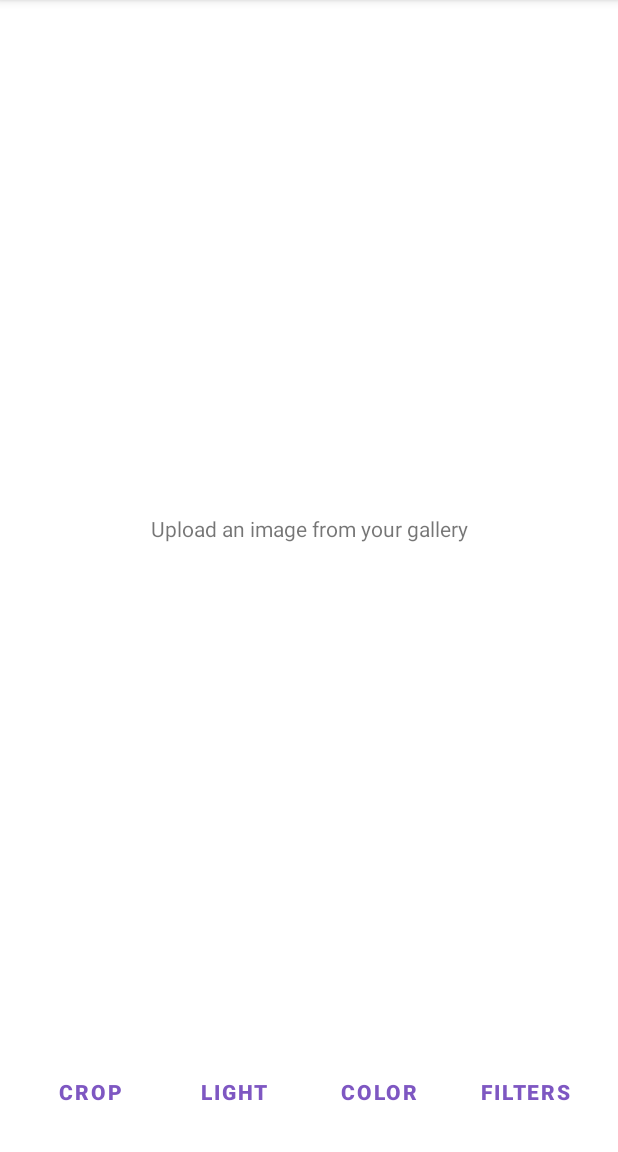
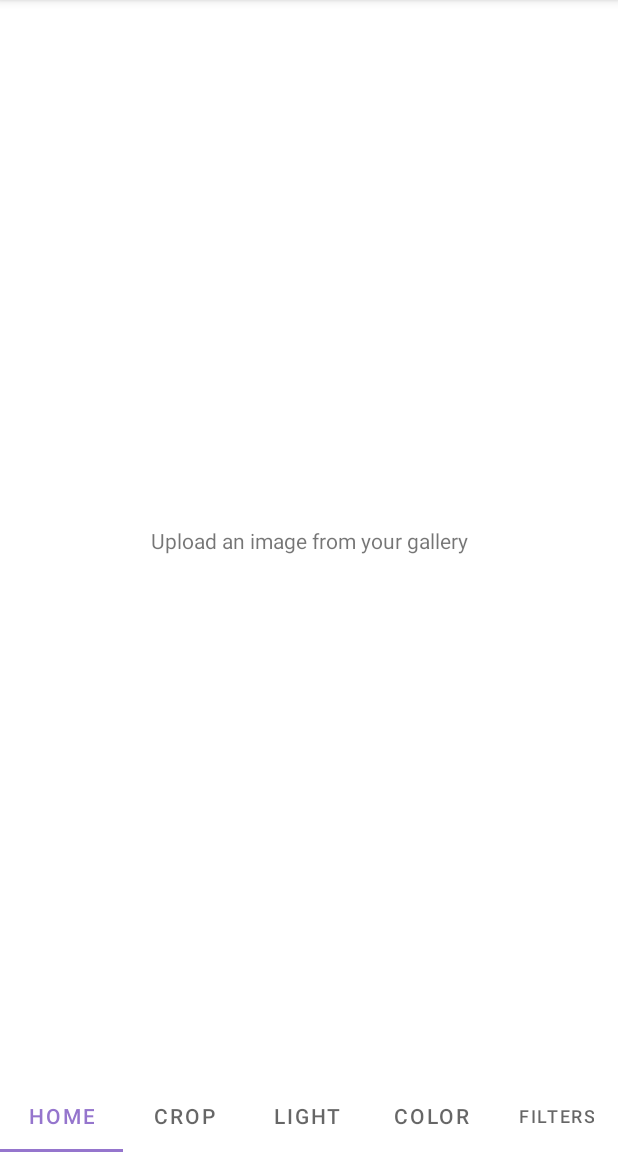
Before and after one commit to gladystoledoglez/PhotoEditor, an Android app: the screen it shows after launch (MainActivity), on a phone screen of 412 x 824 dp, the part 84-1236 px from its top. Run offline under Robolectric (Android 15) with nearby library versions, the phone set to English and light mode, and no system bars; our stand-ins replace navigation-ui.

Commit message:
Replace footer buttons by tabs

```diff
--- a/app/src/main/java/com/gladystoledoglez/photoeditor/domain/enums/FilterEnum.kt
+++ b/app/src/main/java/com/gladystoledoglez/photoeditor/domain/enums/Filters.kt
@@ -1,6 +1,6 @@
 package com.gladystoledoglez.photoeditor.domain.enums
 
-enum class FilterEnum {
+enum class Filters {
     SEPIA,
     GRAYSCALE,
     NEGATIVE,
--- /dev/null
+++ b/app/src/main/java/com/gladystoledoglez/photoeditor/domain/enums/Tabs.kt
@@ -0,0 +1,9 @@
+package com.gladystoledoglez.photoeditor.domain.enums
+
+enum class Tabs {
+    HOME,
+    CROP,
+    LIGHT,
+    COLOR,
+    FILTERS
+}
--- /dev/null
+++ b/app/src/main/java/com/gladystoledoglez/photoeditor/extensions/TabSelectedListenerExtensions.kt
@@ -0,0 +1,20 @@
+package com.gladystoledoglez.photoeditor.extensions
+
+import com.google.android.material.tabs.TabLayout
+
+fun TabLayout.onTabSelectedListener(
+    onTabSelected: (tab: TabLayout.Tab?) -> Unit
+) = object : TabLayout.OnTabSelectedListener {
+    override fun onTabSelected(tab: TabLayout.Tab?) {
+        onTabSelected(tab)
+    }
+
+    override fun onTabUnselected(tab: TabLayout.Tab?) {
+
+    }
+
+    override fun onTabReselected(tab: TabLayout.Tab?) {
+
+    }
+
+}
--- a/app/src/main/java/com/gladystoledoglez/photoeditor/presenter/adapters/FilterAdapter.kt
+++ b/app/src/main/java/com/gladystoledoglez/photoeditor/presenter/adapters/FilterAdapter.kt
@@ -2,12 +2,12 @@ package com.gladystoledoglez.photoeditor.presenter.adapters
 
 import android.view.ViewGroup
 import androidx.recyclerview.widget.ListAdapter
-import com.gladystoledoglez.photoeditor.domain.models.Filter
+import com.gladystoledoglez.photoeditor.domain.models.FilterModel
 import com.gladystoledoglez.photoeditor.presenter.viewHolders.FilterViewHolder
 
 class FilterAdapter(
-    private val onClickListener: (item: Filter) -> Unit
-) : ListAdapter<Filter, FilterViewHolder>(Filter.DIFF_UTIL_CALLBACK) {
+    private val onClickListener: (item: FilterModel) -> Unit
+) : ListAdapter<FilterModel, FilterViewHolder>(FilterModel.DIFF_UTIL_CALLBACK) {
 
     override fun onCreateViewHolder(parent: ViewGroup, viewType: Int) =
         FilterViewHolder.newInstance(parent, onClickListener)
--- a/app/src/main/java/com/gladystoledoglez/photoeditor/presenter/fragments/MainFragment.kt
+++ b/app/src/main/java/com/gladystoledoglez/photoeditor/presenter/fragments/MainFragment.kt
@@ -18,8 +18,10 @@ import androidx.navigation.fragment.findNavController
 import com.bumptech.glide.Glide
 import com.gladystoledoglez.photoeditor.R
 import com.gladystoledoglez.photoeditor.databinding.FragmentMainBinding
+import com.gladystoledoglez.photoeditor.domain.enums.Tabs
 import com.gladystoledoglez.photoeditor.extensions.*
 import com.gladystoledoglez.photoeditor.presenter.viewModels.MainViewModel
+import com.google.android.material.tabs.TabLayoutMediator
 
 class MainFragment : Fragment(R.layout.fragment_main) {
 
@@ -57,21 +59,8 @@ class MainFragment : Fragment(R.layout.fragment_main) {
     override fun onViewCreated(view: View, savedInstanceState: Bundle?) {
         super.onViewCreated(view, savedInstanceState)
         setHasOptionsMenu(true)
-        with(binding) {
-            btnCrop.setOnClickListener { initializeCropFragment(viewModel.image.value) }
-            btnLight.setOnClickListener { initializeLightFragment(viewModel.image.value) }
-            btnColor.setOnClickListener { initializeColorFragment(viewModel.image.value) }
-            btnFilters.setOnClickListener { initializeFilterFragment(viewModel.image.value) }
-        }
-        with(viewModel) {
-            image.observe(viewLifecycleOwner) {
-                Glide.with(this@MainFragment).load(it).into(binding.ivGalleryPhoto)
-                binding.apply {
-                    ivGalleryPhoto.isVisible = true
-                    tvLoadImage.isVisible = false
-                }
-            }
-        }
+        setupFooter()
+        setupObservers()
     }
 
     override fun onCreateOptionsMenu(menu: Menu, inflater: MenuInflater) {
@@ -113,6 +102,33 @@ class MainFragment : Fragment(R.layout.fragment_main) {
         val bitmap = MediaStore.Images.Media.getBitmap(context?.contentResolver, imageUri)
         viewModel.changeFileName(TAG)
         viewModel.changeImage(bitmap)
+    }
+
+    private fun setupFooter() {
+        with(binding.tlFooter) {
+            Tabs.values().map { addTab(newTab().apply { text = it.name }) }
+            addOnTabSelectedListener(onTabSelectedListener {
+                when (it?.position) {
+                    Tabs.CROP.ordinal -> initializeCropFragment(viewModel.image.value)
+                    Tabs.LIGHT.ordinal -> initializeLightFragment(viewModel.image.value)
+                    Tabs.COLOR.ordinal -> initializeColorFragment(viewModel.image.value)
+                    Tabs.FILTERS.ordinal -> initializeFilterFragment(viewModel.image.value)
+                    else -> Unit
+                }
+            })
+        }
+    }
+
+    private fun setupObservers() {
+        with(viewModel) {
+            image.observe(viewLifecycleOwner) {
+                Glide.with(this@MainFragment).load(it).into(binding.ivGalleryPhoto)
+                binding.apply {
+                    ivGalleryPhoto.isVisible = true
+                    tvLoadImage.isVisible = false
+                }
+            }
+        }
     }
 
     private fun initializeCropFragment(bitmap: Bitmap?) {
--- a/app/src/main/res/layout/fragment_main.xml
+++ b/app/src/main/res/layout/fragment_main.xml
@@ -12,7 +12,7 @@
         android:layout_height="wrap_content"
         android:text="@string/tv_load_image"
         android:textAlignment="center"
-        app:layout_constraintBottom_toTopOf="@id/btnColor"
+        app:layout_constraintBottom_toTopOf="@id/tlFooter"
         app:layout_constraintEnd_toEndOf="parent"
         app:layout_constraintStart_toStartOf="parent"
         app:layout_constraintTop_toTopOf="parent"
@@ -25,64 +25,18 @@
         android:layout_marginBottom="16dp"
         android:contentDescription="@string/todo"
         android:visibility="gone"
-        app:layout_constraintBottom_toTopOf="@+id/btnColor"
+        app:layout_constraintBottom_toTopOf="@+id/tlFooter"
         app:layout_constraintEnd_toEndOf="parent"
         app:layout_constraintStart_toStartOf="parent"
         app:layout_constraintTop_toTopOf="parent"
         tools:srcCompat="@tools:sample/backgrounds/scenic" />
 
-    <Button
-        android:id="@+id/btnCrop"
-        android:layout_width="wrap_content"
+    <com.google.android.material.tabs.TabLayout
+        android:id="@+id/tlFooter"
+        android:layout_width="match_parent"
         android:layout_height="wrap_content"
-        android:layout_marginStart="16dp"
-        android:layout_marginBottom="16dp"
-        android:background="@android:color/transparent"
-        android:text="@string/btn_crop"
-        android:textColor="@color/purple_400"
-        android:textStyle="bold"
         app:layout_constraintBottom_toBottomOf="parent"
+        app:layout_constraintEnd_toEndOf="parent"
         app:layout_constraintStart_toStartOf="parent" />
 
-    <Button
-        android:id="@+id/btnLight"
-        android:layout_width="wrap_content"
-        android:layout_height="wrap_content"
-        android:layout_marginStart="8dp"
-        android:layout_marginBottom="16dp"
-        android:background="@android:color/transparent"
-        android:text="@string/btn_light"
-        android:textColor="@color/purple_400"
-        android:textStyle="bold"
-        app:layout_constraintBottom_toBottomOf="parent"
-        app:layout_constraintStart_toEndOf="@+id/btnCrop" />
-
-    <Button
-        android:id="@+id/btnColor"
-        android:layout_width="wrap_content"
-        android:layout_height="wrap_content"
-        android:layout_marginStart="8dp"
-        android:layout_marginBottom="16dp"
-        android:background="@android:color/transparent"
-        android:text="@string/btn_color"
-        android:textColor="@color/purple_400"
-        android:textStyle="bold"
-        app:layout_constraintBottom_toBottomOf="parent"
-        app:layout_constraintStart_toEndOf="@+id/btnLight" />
-
-    <Button
-        android:id="@+id/btnFilters"
-        android:layout_width="wrap_content"
-        android:layout_height="wrap_content"
-        android:layout_marginStart="8dp"
-        android:layout_marginEnd="16dp"
-        android:layout_marginBottom="16dp"
-        android:background="@android:color/transparent"
-        android:text="@string/btn_filters"
-        android:textColor="@color/purple_400"
-        android:textStyle="bold"
-        app:layout_constraintBottom_toBottomOf="parent"
-        app:layout_constraintEnd_toEndOf="parent"
-        app:layout_constraintStart_toEndOf="@+id/btnColor" />
-
 </androidx.constraintlayout.widget.ConstraintLayout>
--- a/app/src/main/res/values/strings.xml
+++ b/app/src/main/res/values/strings.xml
@@ -8,10 +8,6 @@
     <string name="color_fragment_label">Adjust Color</string>
     <string name="filter_fragment_label">Add Filter</string>
     <string name="btn_load">LOAD</string>
-    <string name="btn_crop">CROP</string>
-    <string name="btn_light">LIGHT</string>
-    <string name="btn_color">COLOR</string>
-    <string name="btn_filters">FILTERS</string>
     <string name="todo">TODO</string>
     <string name="tv_crop">crop</string>
     <string name="image_load_error">Failure trying to load image from gallery</string>
```
Also changed, not shown: app/src/main/java/com/gladystoledoglez/photoeditor/domain/models/Filter.kt (deleted, +0 -19 lines), app/src/main/java/com/gladystoledoglez/photoeditor/domain/models/FilterModel.kt (added, +19 -0 lines), app/src/main/java/com/gladystoledoglez/photoeditor/presenter/fragments/FilterFragment.kt (+9 -9 lines), app/src/main/java/com/gladystoledoglez/photoeditor/presenter/viewHolders/FilterViewHolder.kt (+4 -4 lines), app/src/main/java/com/gladystoledoglez/photoeditor/presenter/viewModels/FilterViewModel.kt (+11 -11 lines).
